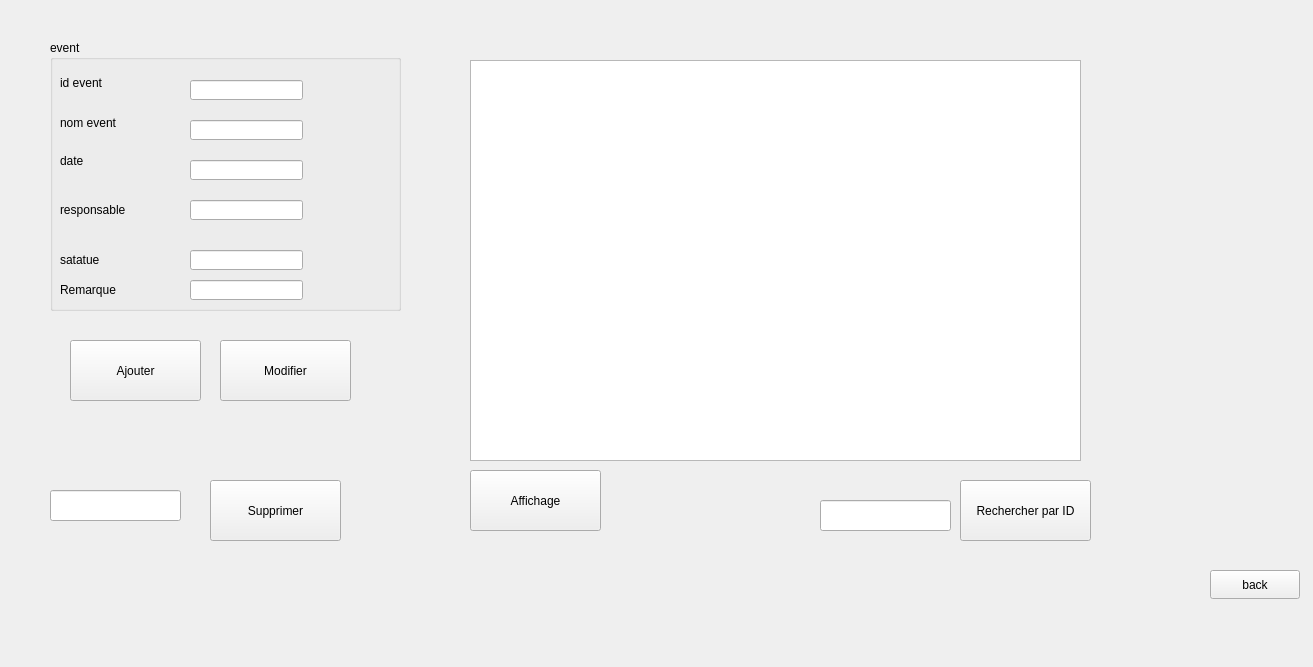
Old version of the form event.ui in the repository medali141/sunny.
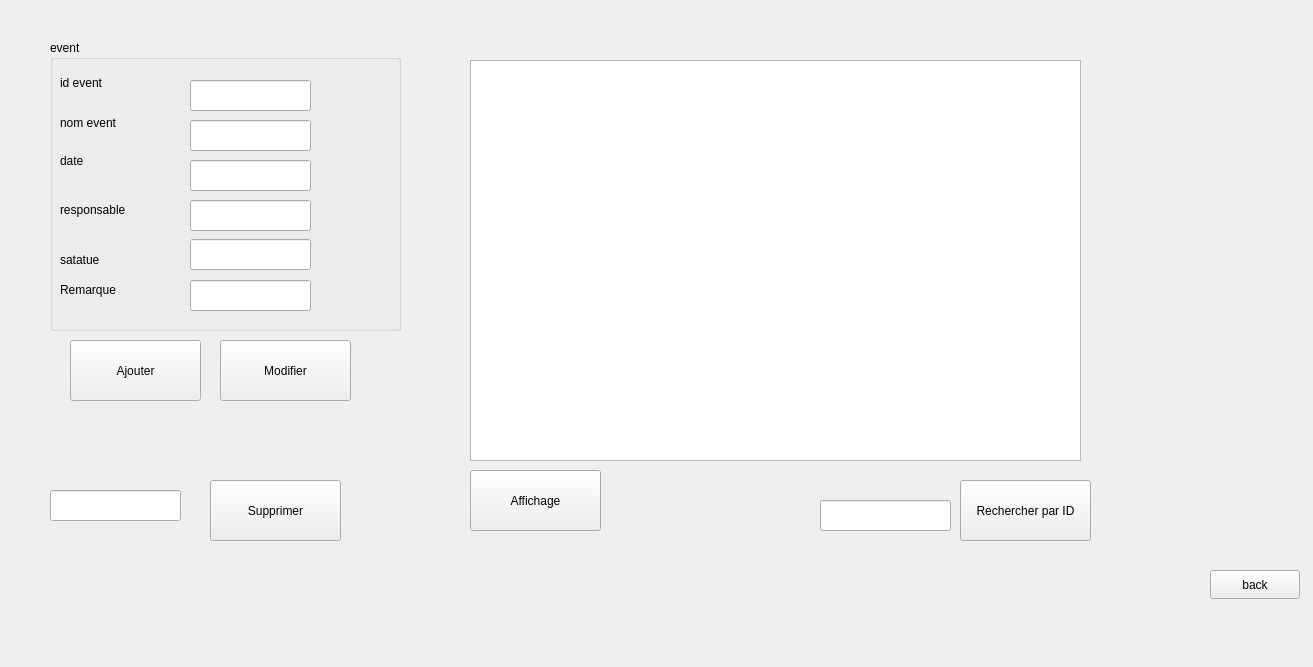
New version of the form.

Patch:
```diff
--- a/event.ui
+++ b/event.ui
@@ -104,7 +104,7 @@
      <x>50</x>
      <y>40</y>
      <width>351</width>
-     <height>271</height>
+     <height>291</height>
     </rect>
    </property>
    <property name="title">
@@ -154,8 +154,8 @@
      <rect>
       <x>140</x>
       <y>40</y>
-      <width>113</width>
-      <height>20</height>
+      <width>121</width>
+      <height>31</height>
      </rect>
     </property>
    </widget>
@@ -164,8 +164,8 @@
      <rect>
       <x>140</x>
       <y>80</y>
-      <width>113</width>
-      <height>20</height>
+      <width>121</width>
+      <height>31</height>
      </rect>
     </property>
    </widget>
@@ -174,8 +174,8 @@
      <rect>
       <x>140</x>
       <y>120</y>
-      <width>113</width>
-      <height>20</height>
+      <width>121</width>
+      <height>31</height>
      </rect>
     </property>
    </widget>
@@ -197,8 +197,8 @@
      <rect>
       <x>140</x>
       <y>160</y>
-      <width>113</width>
-      <height>20</height>
+      <width>121</width>
+      <height>31</height>
      </rect>
     </property>
    </widget>
@@ -206,9 +206,9 @@
     <property name="geometry">
      <rect>
       <x>140</x>
-      <y>210</y>
-      <width>113</width>
-      <height>20</height>
+      <y>199</y>
+      <width>121</width>
+      <height>31</height>
      </rect>
     </property>
     <property name="text">
@@ -246,8 +246,8 @@
      <rect>
       <x>140</x>
       <y>240</y>
-      <width>113</width>
-      <height>20</height>
+      <width>121</width>
+      <height>31</height>
      </rect>
     </property>
     <property name="text">
```
